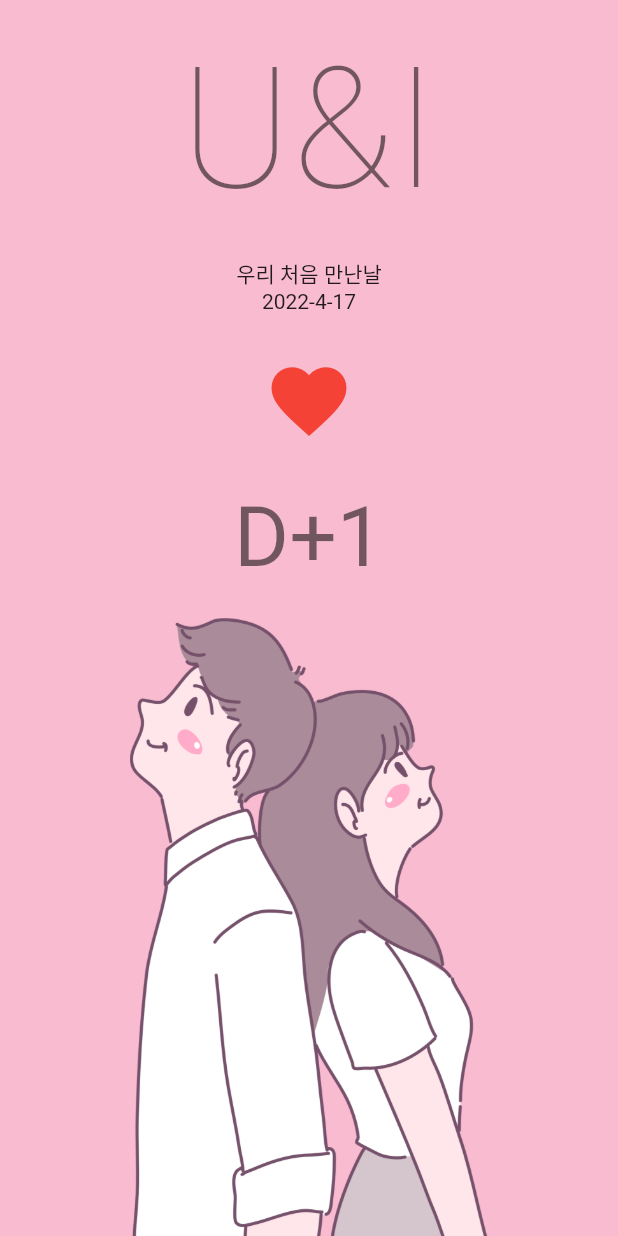
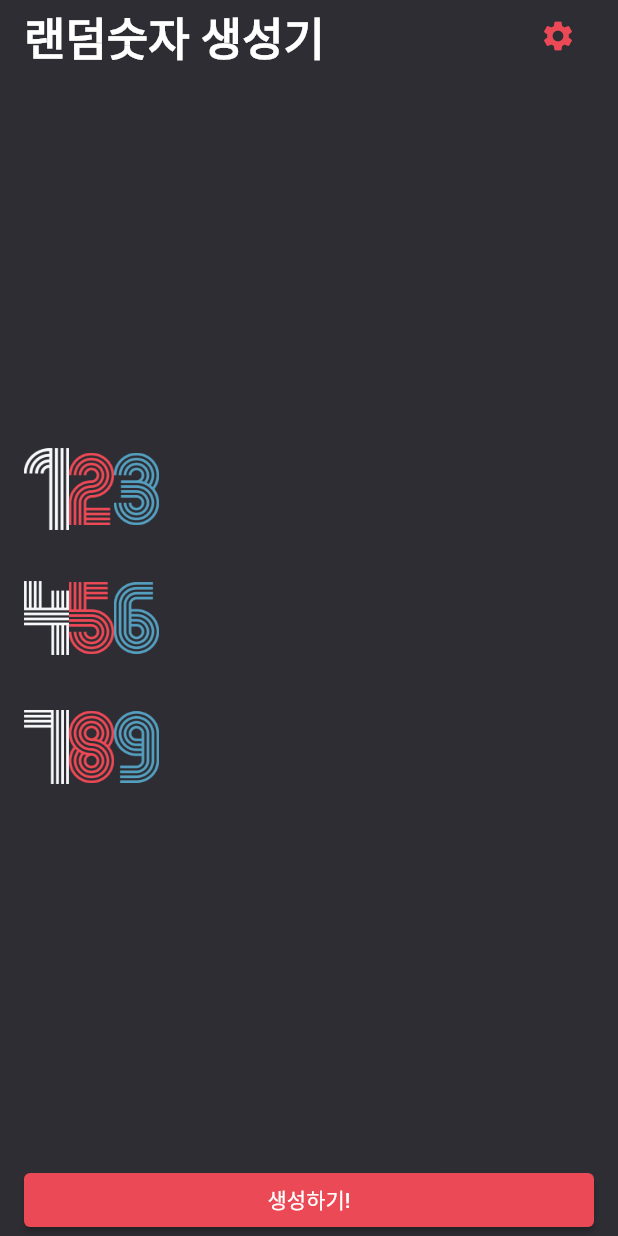
Before and after one commit to kmj980521/flutter_simple_projects, a Flutter app: the screen it shows after launch, on a phone screen of 412 x 824 dp. Run offline on Flutter 3.47's test engine with Material 2 defaults, Android fonts, the phone set to English and light mode, and no system bars; our stand-ins replace webview_flutter; missing offline and left inert: dart:ffi.

Commit message:
randomNumbers

```diff
--- /dev/null
+++ b/lib/ch5_random_number/constant/color.dart
@@ -0,0 +1,5 @@
+import 'package:flutter/material.dart';
+
+const Color PRIMARY_COLOR = Color(0xFF2D2D33);
+const Color RED_COLOR = Color(0xFFEA4955);
+const Color BLUE_COLOR = Color(0xFF549FBF);
--- /dev/null
+++ b/lib/ch5_random_number/screen/randomNumber.dart
@@ -0,0 +1,161 @@
+import 'dart:ffi';
+import 'dart:math';
+
+import 'package:flutter/cupertino.dart';
+import 'package:flutter/material.dart';
+
+import '../constant/color.dart';
+import 'settings_screen.dart';
+
+class RandomNumber extends StatefulWidget {
+  const RandomNumber({Key? key}) : super(key: key);
+
+  @override
+  State<RandomNumber> createState() => _RandomNumberState();
+}
+
+class _RandomNumberState extends State<RandomNumber> {
+  int maxNumber = 1000;
+  List<int> randomNumbers = [123, 456, 789];
+
+  @override
+  Widget build(BuildContext context) {
+    return Scaffold(
+      backgroundColor: PRIMARY_COLOR,
+      body: SafeArea(
+        child: Padding(
+          padding: EdgeInsets.symmetric(horizontal: 16.0),
+          child: Column(
+            crossAxisAlignment: CrossAxisAlignment.start,
+            children: [
+              _Header(
+                onPressed: onSettingsPop,
+              ),
+              _Body(
+                randomNumbers: randomNumbers,
+              ),
+              _Footer(onPressed: onRandomNumberGenerate)
+            ],
+          ),
+        ),
+      ),
+    );
+  }
+
+  void onRandomNumberGenerate() {
+    final rand = Random();
+    final Set<int> newNumbers = {};
+    while (newNumbers.length != 3) {
+      final number = rand.nextInt(maxNumber);
+      newNumbers.add(number);
+    }
+    setState(() {
+      randomNumbers = newNumbers.toList();
+    });
+  }
+
+  void onSettingsPop() async {
+    // list - add
+    // [HomeScreen(), SettingsScreen()]
+    final int? result = await Navigator.of(context).push<int>(
+      MaterialPageRoute(
+        builder: (BuildContext context) {
+          return SettingsScreen(
+            maxNumber: maxNumber,
+          );
+        },
+      ),
+    );
+
+    if(result != null){
+      setState(() {
+        maxNumber = result;
+      });
+    }
+
+  }
+}
+
+class _Header extends StatelessWidget {
+  final VoidCallback onPressed;
+
+  const _Header({required this.onPressed, Key? key}) : super(key: key);
+
+  @override
+  Widget build(BuildContext context) {
+    return Row(
+      mainAxisAlignment: MainAxisAlignment.spaceBetween,
+      children: [
+        Text(
+          '랜덤숫자 생성기',
+          style: TextStyle(
+            color: Colors.white,
+            fontSize: 30.0,
+            fontWeight: FontWeight.w700,
+          ),
+        ),
+        IconButton(
+          onPressed: onPressed,
+          icon: Icon(
+            Icons.settings,
+            color: RED_COLOR,
+          ),
+        ),
+      ],
+    );
+  }
+}
+
+class _Body extends StatelessWidget {
+  final List<int> randomNumbers;
+
+  const _Body({required this.randomNumbers, Key? key}) : super(key: key);
+
+  @override
+  Widget build(BuildContext context) {
+    return Expanded(
+      child: Column(
+        mainAxisAlignment: MainAxisAlignment.center,
+        children: randomNumbers
+            .asMap()
+            .entries
+            .map(
+              (x) => Padding(
+                padding: EdgeInsets.only(bottom: x.key == 2 ? 0 : 16.0),
+                child: Row(
+                  children: x.value
+                      .toString()
+                      .split('')
+                      .map((x) => Image.asset(
+                            'asset/img/ch4/$x.png',
+                            height: 70.0,
+                            width: 30.0,
+                          ))
+                      .toList(),
+                ),
+              ),
+            )
+            .toList(),
+      ),
+    );
+  }
+}
+
+class _Footer extends StatelessWidget {
+  final VoidCallback onPressed;
+
+  const _Footer({required this.onPressed, Key? key}) : super(key: key);
+
+  @override
+  Widget build(BuildContext context) {
+    return SizedBox(
+        width: MediaQuery.of(context).size.width,
+        child: ElevatedButton(
+          style: ElevatedButton.styleFrom(
+            primary: RED_COLOR,
+          ),
+          onPressed: onPressed,
+          child: Text('생성하기!'),
+        ));
+  }
+}
--- /dev/null
+++ b/lib/ch5_random_number/screen/settings_screen.dart
@@ -0,0 +1,112 @@
+import 'package:code_factory/ch5_random_number/constant/color.dart';
+import 'package:flutter/material.dart';
+
+import '../component/number_row.dart';
+
+class SettingsScreen extends StatefulWidget {
+  final int maxNumber;
+
+  const SettingsScreen({required this.maxNumber, Key? key}) : super(key: key);
+
+  @override
+  _SettingsScreenState createState() => _SettingsScreenState();
+}
+
+class _SettingsScreenState extends State<SettingsScreen> {
+  double maxNumber = 1000;
+
+  @override
+  void initState() {
+    super.initState();
+
+    maxNumber = widget.maxNumber.toDouble();
+  }
+
+  @override
+  Widget build(BuildContext context) {
+    return Scaffold(
+      backgroundColor: PRIMARY_COLOR,
+      body: SafeArea(
+        child: Padding(
+          padding: EdgeInsets.symmetric(
+            horizontal: 16.0,
+          ),
+          child: Column(
+            crossAxisAlignment: CrossAxisAlignment.stretch,
+            children: [
+              _Body(maxNumber: maxNumber),
+              _Footer(
+                maxNumber: maxNumber,
+                onSliderChanged: onSliderChanged,
+                onButtonPressed: onButtonPressed,
+              ),
+            ],
+          ),
+        ),
+      ),
+    );
+  }
+
+  void onSliderChanged(double val){
+    setState(() {
+      maxNumber = val;
+    });
+  }
+
+  void onButtonPressed() {
+    Navigator.of(context).pop(maxNumber.toInt());
+  }
+}
+
+class _Body extends StatelessWidget {
+  final double maxNumber;
+
+  const _Body({
+    required this.maxNumber,
+    Key? key,
+  }) : super(key: key);
+
+  @override
+  Widget build(BuildContext context) {
+    return Expanded(
+      child: NumberRow(
+        number: maxNumber.toInt(),
+      ),
+    );
+  }
+}
+
+class _Footer extends StatelessWidget {
+  final double maxNumber;
+  final ValueChanged<double>? onSliderChanged;
+  final VoidCallback onButtonPressed;
+
+  const _Footer({
+    required this.maxNumber,
+    required this.onSliderChanged,
+    required this.onButtonPressed,
+    Key? key,
+  }) : super(key: key);
+
+  @override
+  Widget build(BuildContext context) {
+    return Column(
+      crossAxisAlignment: CrossAxisAlignment.stretch,
+      children: [
+        Slider(
+          value: maxNumber,
+          min: 1000,
+          max: 100000,
+          onChanged: onSliderChanged,
+        ),
+        ElevatedButton(
+          onPressed: onButtonPressed,
+          style: ElevatedButton.styleFrom(
+            primary: RED_COLOR,
+          ),
+          child: Text('저장!'),
+        ),
+      ],
+    );
+  }
+}
--- a/lib/main.dart
+++ b/lib/main.dart
@@ -5,10 +5,11 @@ import 'ch1_splash_screen/homeScreen.dart';
 import 'ch2_webview/webView.dart';
 import 'ch3_picture_frame/pictureFrame.dart';
 import 'ch4_U&I/datePicker.dart';
+import 'ch5_random_number/screen/randomNumber.dart';
 
 void main() {
   runApp(MaterialApp(
     debugShowCheckedModeBanner: false,
-    home: UAndI(),
+    home: RandomNumber(),
   ));
 }
--- a/pubspec.yaml
+++ b/pubspec.yaml
@@ -47,6 +47,7 @@ flutter:
 
   assets:
     - asset/img/
+    - asset/img/ch4/
 
   fonts:
     - family: parisienne
```
Also changed, not shown: lib/ch5_random_number/component/number_row.dart (added, +27 -0 lines), lib/ch5_random_number/memo.txt (added, +24 -0 lines), asset/img/ch4/0.png (added), asset/img/ch4/1.png (added), asset/img/ch4/2.png (added), asset/img/ch4/3.png (added), asset/img/ch4/4.png (added), asset/img/ch4/5.png (added), asset/img/ch4/6.png (added), asset/img/ch4/7.png (added), asset/img/ch4/8.png (added), asset/img/ch4/9.png (added).
